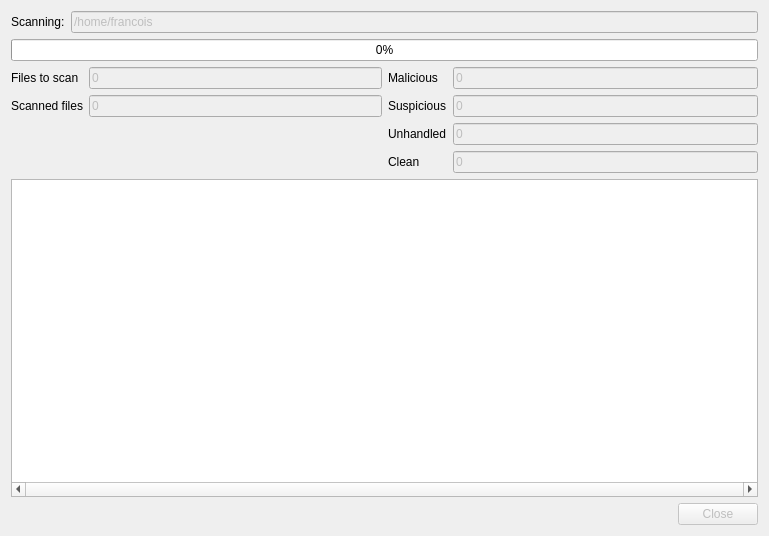
First picture: the form in gui/qt/ui/scanwidget.ui, repository armadito/armadito-av, before the edit.
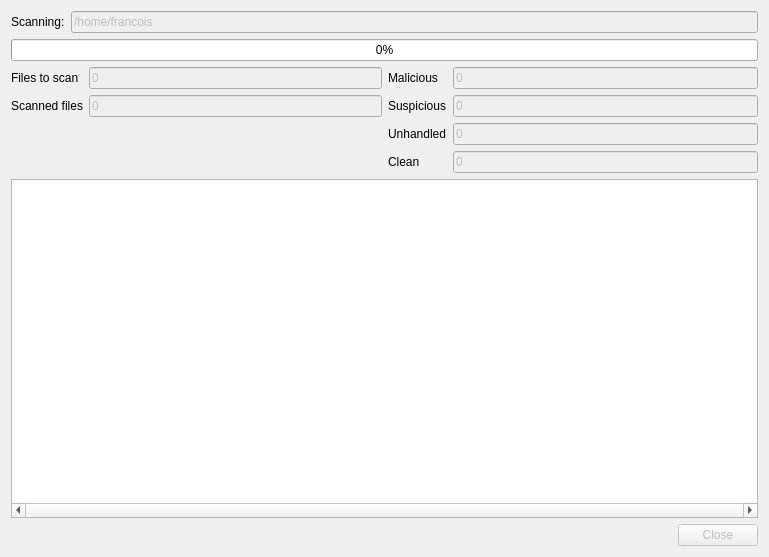
Second picture: the form after the edit. Icons and pictures are not drawn.

The edit to the form file:
```diff
--- a/gui/qt/ui/scanwidget.ui
+++ b/gui/qt/ui/scanwidget.ui
@@ -10,7 +10,7 @@
     <x>0</x>
     <y>0</y>
     <width>769</width>
-    <height>536</height>
+    <height>557</height>
    </rect>
   </property>
   <property name="sizePolicy">
```
Left out of the diff: 10 changed lines with no effect on the pictures.
